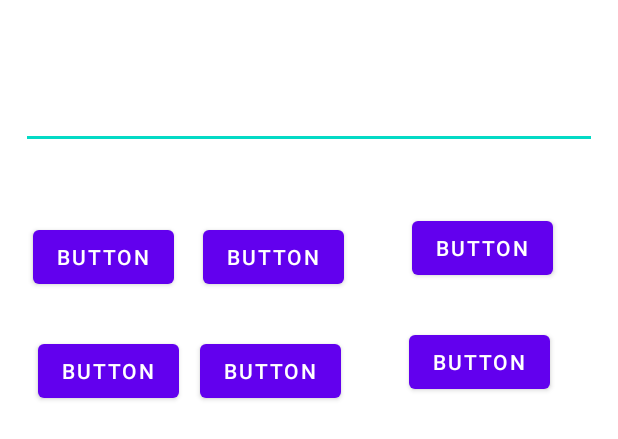
After one commit to abdultanveer/Cognizantapp, an Android app: the layout calculator_constraint_layout.xml on its own in the app's theme, with its tools: preview values and no code run, on a phone screen of 412 x 824 dp. The commit adds this screen. Shown: the top 439 px of the screen. Run offline under Robolectric (Android 15) with nearby library versions, the phone set to English and light mode, and no system bars.

Commit message:
layouts and getting handle on edittexts

```diff
--- /dev/null
+++ b/app/src/main/res/layout/calculator_constraint_layout.xml
@@ -0,0 +1,82 @@
+<?xml version="1.0" encoding="utf-8"?>
+<androidx.constraintlayout.widget.ConstraintLayout xmlns:android="http://schemas.android.com/apk/res/android"
+    xmlns:app="http://schemas.android.com/apk/res-auto"
+    xmlns:tools="http://schemas.android.com/tools"
+    android:layout_width="match_parent"
+    android:layout_height="match_parent">
+
+    <EditText
+        android:id="@+id/editTextNumberSigned"
+        android:layout_width="0dp"
+        android:layout_height="50dp"
+        android:layout_marginStart="14dp"
+        android:layout_marginTop="46dp"
+        android:layout_marginEnd="14dp"
+        android:layout_marginBottom="45dp"
+        android:ems="10"
+        android:inputType="numberSigned"
+        app:layout_constraintBottom_toTopOf="@+id/button"
+        app:layout_constraintEnd_toEndOf="parent"
+        app:layout_constraintStart_toStartOf="parent"
+        app:layout_constraintTop_toTopOf="parent" />
+
+    <Button
+        android:id="@+id/button"
+        android:layout_width="wrap_content"
+        android:layout_height="wrap_content"
+        android:layout_marginStart="22dp"
+        android:text="Button"
+        app:layout_constraintBaseline_toBaselineOf="@+id/button3"
+        app:layout_constraintStart_toStartOf="parent" />
+
+    <Button
+        android:id="@+id/button3"
+        android:layout_width="wrap_content"
+        android:layout_height="wrap_content"
+        android:layout_marginStart="19dp"
+        android:layout_marginBottom="28dp"
+        android:text="Button"
+        app:layout_constraintBottom_toTopOf="@+id/button5"
+        app:layout_constraintStart_toEndOf="@+id/button" />
+
+    <Button
+        android:id="@+id/button4"
+        android:layout_width="wrap_content"
+        android:layout_height="wrap_content"
+        android:layout_marginStart="45dp"
+        android:layout_marginTop="141dp"
+        android:layout_marginEnd="43dp"
+        android:text="Button"
+        app:layout_constraintEnd_toEndOf="parent"
+        app:layout_constraintStart_toEndOf="@+id/button3"
+        app:layout_constraintTop_toTopOf="parent" />
+
+    <Button
+        android:id="@+id/button5"
+        android:layout_width="wrap_content"
+        android:layout_height="wrap_content"
+        android:layout_marginStart="25dp"
+        android:text="Button"
+        app:layout_constraintBaseline_toBaselineOf="@+id/button6"
+        app:layout_constraintStart_toStartOf="parent" />
+
+    <Button
+        android:id="@+id/button6"
+        android:layout_width="wrap_content"
+        android:layout_height="wrap_content"
+        android:layout_marginStart="14dp"
+        android:layout_marginTop="6dp"
+        android:text="Button"
+        app:layout_constraintStart_toEndOf="@+id/button5"
+        app:layout_constraintTop_toTopOf="@+id/button7" />
+
+    <Button
+        android:id="@+id/button7"
+        android:layout_width="wrap_content"
+        android:layout_height="wrap_content"
+        android:layout_marginTop="28dp"
+        android:layout_marginEnd="2dp"
+        android:text="Button"
+        app:layout_constraintEnd_toEndOf="@+id/button4"
+        app:layout_constraintTop_toBottomOf="@+id/button4" />
+</androidx.constraintlayout.widget.ConstraintLayout>
```
Also changed, not shown: app/src/main/java/com/example/cognizantapp/MainActivity.java (+5 -2 lines), app/src/main/res/layout/calculator_linear_layout.xml (added, +63 -0 lines).
